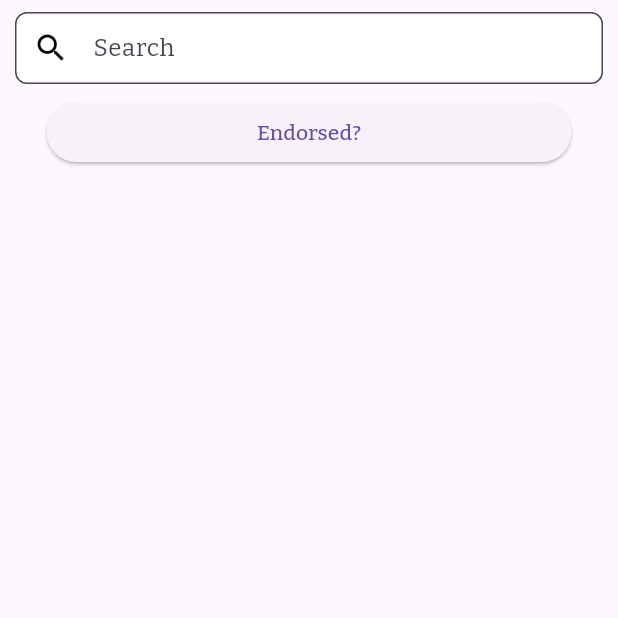
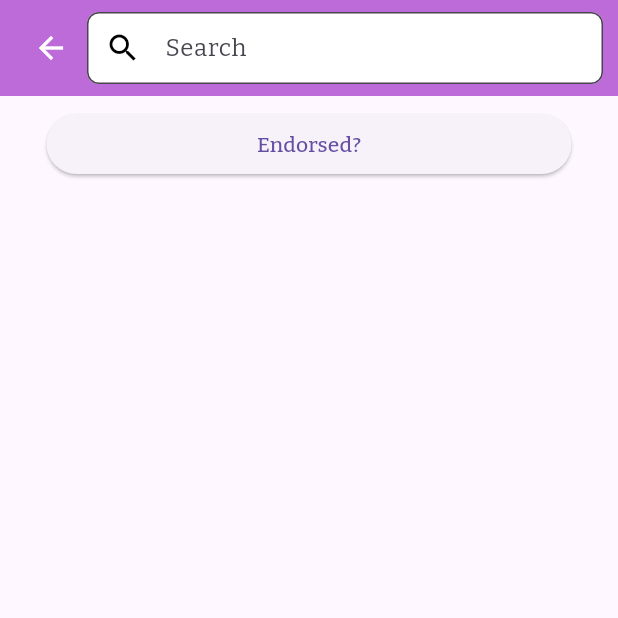
Before and after one commit to Andrew-Youssef/SDSThriveX, a Flutter app: the SearchScreen screen opened directly, on a phone screen of 412 x 824 dp, the top half of it. Run offline on Flutter 3.47's test engine with Material 3 defaults, Android fonts, the phone set to English and light mode, and no system bars; our stand-ins replace cloud_firestore, firebase_auth, firebase_core, flutter_dotenv, flutter_gemini, google_fonts; accounts and stored records are empty; generated files the repository leaves out were written again.

```diff
--- a/lib/features/search_screen.dart
+++ b/lib/features/search_screen.dart
@@ -19,15 +19,26 @@ class _SearchScreenState extends State<SearchScreen> {
   Widget build(BuildContext context) {
     final userProvider = Provider.of<UserProvider>(context);
     ThemeData theme = userProvider.getTheme();
-
-    return Theme(
-      data: theme,
+    // padding: EdgeInsetsDirectional.fromSTEB(10, 8, 10, 0),
+    return Container(
+      color: theme.primaryColor,
+      child: SafeArea(
         child: Scaffold(
-        body: SafeArea(
-          child: Column(
+          body: Column(
             children: [
-              Padding(
-                padding: EdgeInsetsDirectional.fromSTEB(10, 8, 10, 0),
+              Material(
+                color: theme.primaryColor,
+                child: Padding(
+                  padding: EdgeInsetsDirectional.fromSTEB(10, 8, 10, 8),
+                  child: Row(
+                    children: [
+                      IconButton(
+                        onPressed: () {
+                          Navigator.pop(context);
+                        },
+                        icon: Icon(Icons.arrow_back, color: Colors.white),
+                      ),
+                      Flexible(
                         child: TextField(
                           onChanged: (value) {
                             setState(() {
@@ -39,13 +50,21 @@ class _SearchScreenState extends State<SearchScreen> {
                             prefixIcon: Icon(Icons.search, color: Colors.black),
                             filled: true,
                             fillColor: Colors.white,
-                    contentPadding: EdgeInsets.symmetric(horizontal: 10),
+                            contentPadding: EdgeInsets.symmetric(
+                              horizontal: 10,
+                            ),
                             border: OutlineInputBorder(
                               borderRadius: BorderRadius.circular(8),
                             ),
                           ),
                         ),
                       ),
+                    ],
+                  ),
+                ),
+              ),
+
+              //Endorsed Button
               Padding(
                 padding: const EdgeInsetsDirectional.fromSTEB(0, 8, 0, 0),
                 child: SizedBox(
@@ -60,6 +79,8 @@ class _SearchScreenState extends State<SearchScreen> {
                   ),
                 ),
               ),
+
+              //listview
               Expanded(
                 child: StreamBuilder<QuerySnapshot>(
                   stream:
```
Also changed, not shown: lib/widgets/header.dart (+6 -2 lines). Lines whose indentation alone changed are shown as unchanged.
